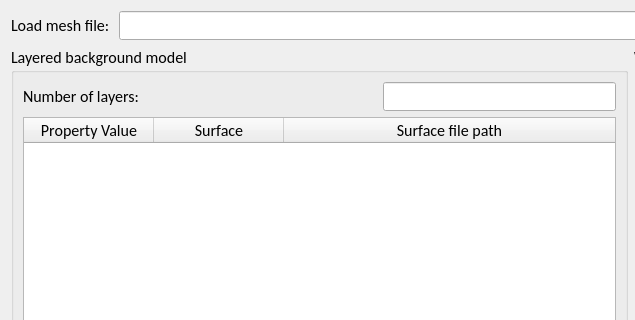
Old version of the form UI_init/tabBkg.ui in the repository ycli0536/GeoModeling; both pictures show x 0 to 635 and y 0 to 320 of the 1056 by 651 pixel window.
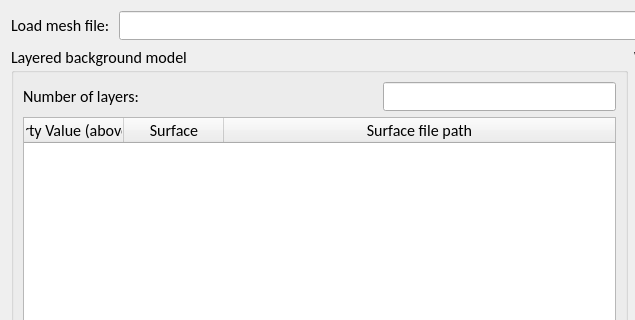
New version of the form.

Commit message:
test(GUI): save and restore application settings
- tabBackground

Diff of the .ui file:
```diff
--- a/UI_init/tabBkg.ui
+++ b/UI_init/tabBkg.ui
@@ -88,18 +88,15 @@
           <attribute name="horizontalHeaderMinimumSectionSize">
            <number>80</number>
           </attribute>
-          <attribute name="horizontalHeaderDefaultSectionSize">
-           <number>130</number>
-          </attribute>
           <attribute name="horizontalHeaderShowSortIndicator" stdset="0">
-           <bool>true</bool>
+           <bool>false</bool>
           </attribute>
           <attribute name="horizontalHeaderStretchLastSection">
            <bool>true</bool>
           </attribute>
           <column>
            <property name="text">
-            <string>Property Value</string>
+            <string>Property Value (above surf)</string>
            </property>
            <property name="font">
             <font>
```
The commit also changes 4 other files.
